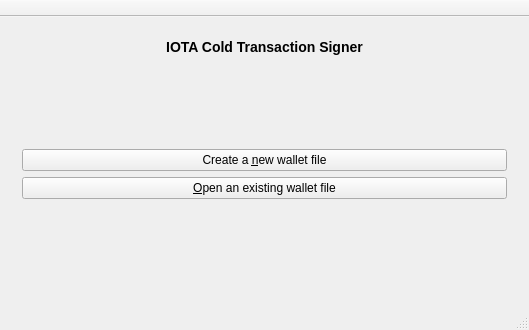
The window that widgets/mainwindow.ui (joshirio/iota-cooler) describes before a commit, drawn with Qt 5.
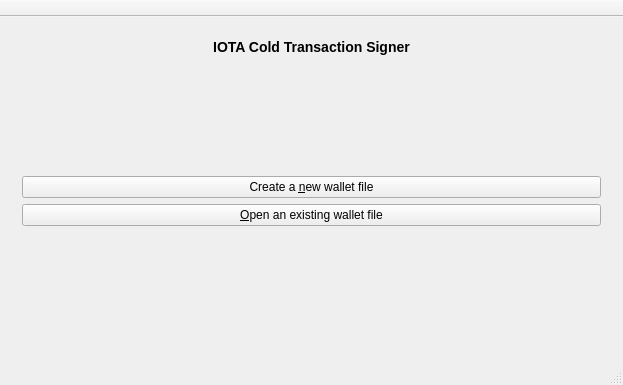
The same window after the commit.

Commit message: main wallet UI

```diff
--- a/widgets/mainwindow.ui
+++ b/widgets/mainwindow.ui
@@ -6,8 +6,8 @@
    <rect>
     <x>0</x>
     <y>0</y>
-    <width>529</width>
-    <height>330</height>
+    <width>623</width>
+    <height>385</height>
    </rect>
   </property>
   <property name="windowTitle">
```
Left out of the diff: 2 changed lines with no effect on the pictures. The commit also changes 6 other files.
